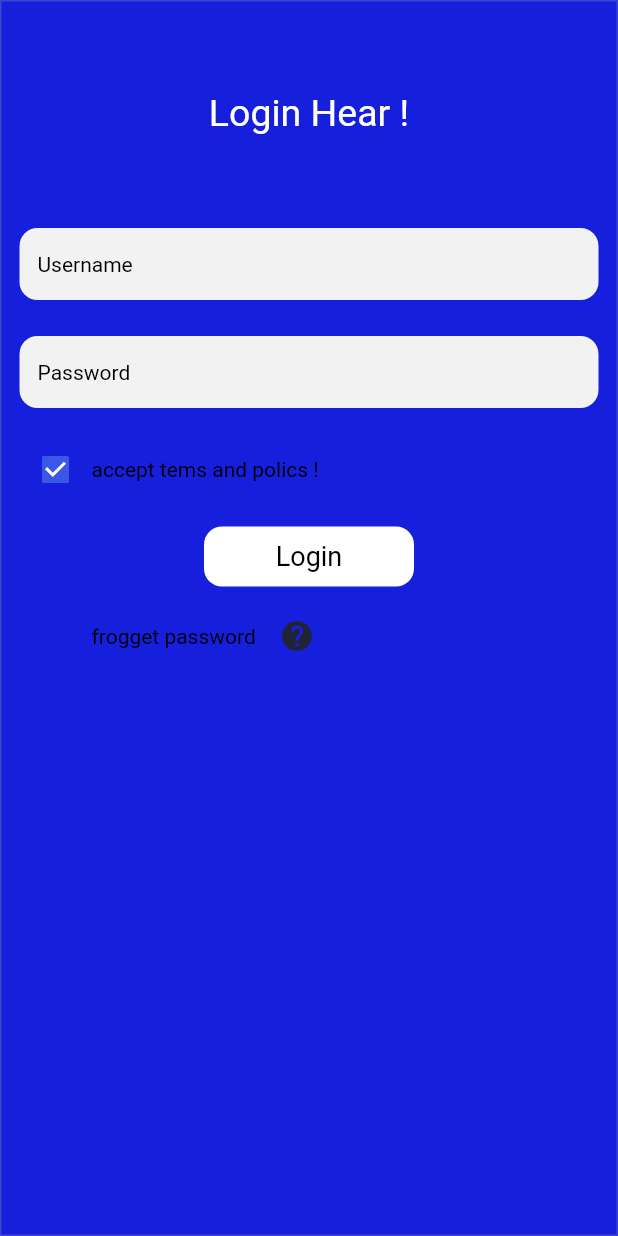
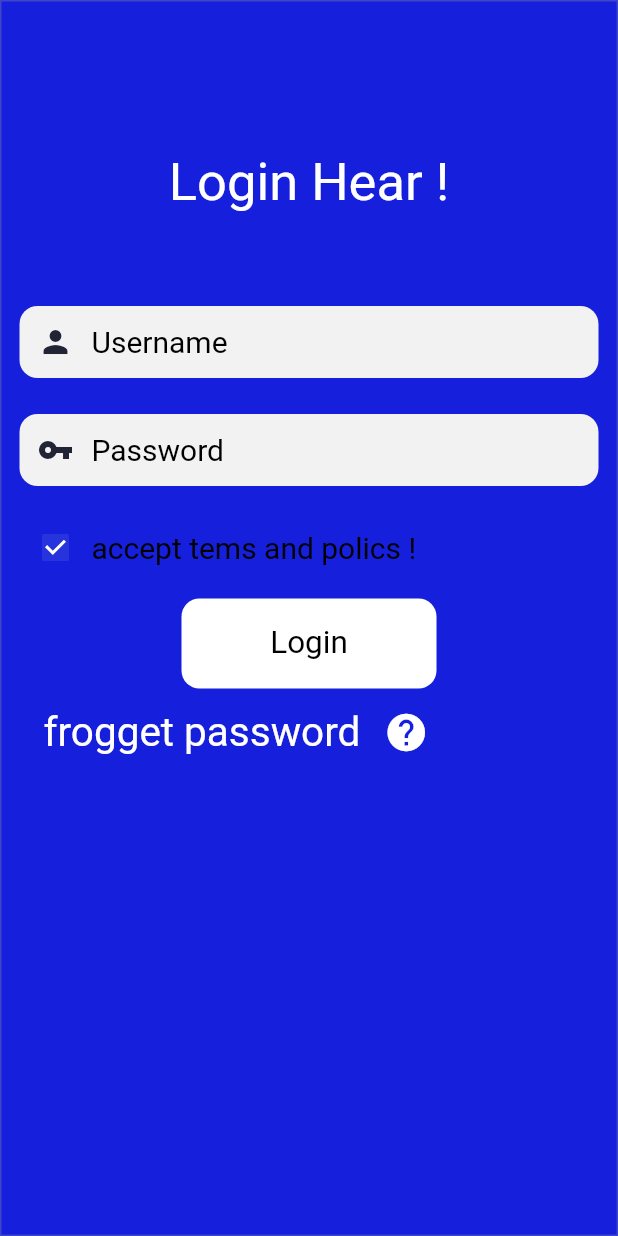
Before and after one commit to hkhy2145/try_flutt, a Flutter app: the screen it shows after launch, on a phone screen of 412 x 824 dp. Run offline on Flutter 3.47's test engine with Material 2 defaults, Android fonts, the phone set to English and light mode, and no system bars.

Commit message:
Update home.dart

```diff
--- a/lib/home.dart
+++ b/lib/home.dart
@@ -1,3 +1,4 @@
+///File download from FlutterViz- Drag and drop a tools. For more details visit https://flutterviz.io/
 
 import 'package:flutter/material.dart';
 
@@ -23,7 +24,7 @@ class hk extends StatelessWidget {
           mainAxisSize: MainAxisSize.max,
           children: [
             Padding(
-              padding: EdgeInsets.fromLTRB(0, 60, 0, 50),
+              padding: EdgeInsets.fromLTRB(0, 100, 0, 50),
               child: Align(
                 alignment: Alignment.center,
                 child: Text(
@@ -33,7 +34,7 @@ class hk extends StatelessWidget {
                   style: TextStyle(
                     fontWeight: FontWeight.w400,
                     fontStyle: FontStyle.normal,
-                    fontSize: 25,
+                    fontSize: 35,
                     color: Color(0xffffffff),
                   ),
                 ),
@@ -69,13 +70,15 @@ class hk extends StatelessWidget {
                   hintStyle: TextStyle(
                     fontWeight: FontWeight.w400,
                     fontStyle: FontStyle.normal,
-                    fontSize: 14,
+                    fontSize: 20,
                     color: Color(0xff000000),
                   ),
                   filled: true,
                   fillColor: Color(0xfff2f2f3),
                   isDense: false,
-                  contentPadding: EdgeInsets.fromLTRB(12, 8, 12, 8),
+                  contentPadding: EdgeInsets.fromLTRB(18, 8, 12, 8),
+                  prefixIcon:
+                      Icon(Icons.person, color: Color(0xff212435), size: 24),
                 ),
               ),
             ),
@@ -83,7 +86,7 @@ class hk extends StatelessWidget {
               padding: EdgeInsets.all(12),
               child: TextField(
                 controller: TextEditingController(),
-                obscureText: false,
+                obscureText: true,
                 textAlign: TextAlign.start,
                 maxLines: 1,
                 style: TextStyle(
@@ -109,13 +112,15 @@ class hk extends StatelessWidget {
                   hintStyle: TextStyle(
                     fontWeight: FontWeight.w400,
                     fontStyle: FontStyle.normal,
-                    fontSize: 14,
+                    fontSize: 20,
                     color: Color(0xff000000),
                   ),
                   filled: true,
                   fillColor: Color(0xfff2f2f3),
                   isDense: false,
-                  contentPadding: EdgeInsets.fromLTRB(12, 8, 12, 8),
+                  contentPadding: EdgeInsets.fromLTRB(18, 8, 12, 8),
+                  prefixIcon:
+                      Icon(Icons.vpn_key, color: Color(0xff212435), size: 24),
                 ),
               ),
             ),
@@ -128,7 +133,7 @@ class hk extends StatelessWidget {
                 children: [
                   Checkbox(
                     onChanged: (value) {},
-                    activeColor: Color(0xff3a57e8),
+                    activeColor: Color(0xff2733dc),
                     autofocus: false,
                     checkColor: Color(0xffffffff),
                     hoverColor: Color(0x42000000),
@@ -142,7 +147,7 @@ class hk extends StatelessWidget {
                     style: TextStyle(
                       fontWeight: FontWeight.w400,
                       fontStyle: FontStyle.normal,
-                      fontSize: 14,
+                      fontSize: 20,
                       color: Color(0xff000000),
                     ),
                   ),
@@ -162,20 +167,20 @@ class hk extends StatelessWidget {
                 child: Text(
                   "Login",
                   style: TextStyle(
-                    fontSize: 18,
+                    fontSize: 21,
                     fontWeight: FontWeight.w400,
                     fontStyle: FontStyle.normal,
                   ),
                 ),
                 textColor: Color(0xff000000),
-                height: 40,
-                minWidth: 140,
+                height: 60,
+                minWidth: 170,
               ),
             ),
             Align(
               alignment: Alignment(-0.0, 0.0),
               child: Padding(
-                padding: EdgeInsets.fromLTRB(60, 0, 0, 0),
+                padding: EdgeInsets.fromLTRB(28, 0, 0, 0),
                 child: Row(
                   mainAxisAlignment: MainAxisAlignment.start,
                   crossAxisAlignment: CrossAxisAlignment.center,
@@ -190,16 +195,16 @@ class hk extends StatelessWidget {
                         style: TextStyle(
                           fontWeight: FontWeight.w400,
                           fontStyle: FontStyle.normal,
-                          fontSize: 14,
-                          color: Color(0xff000000),
+                          fontSize: 27,
+                          color: Color(0xffffffff),
                         ),
                       ),
                     ),
                     IconButton(
                       icon: Icon(Icons.help),
                       onPressed: () {},
-                      color: Color(0xff212435),
-                      iconSize: 24,
+                      color: Color(0xffffffff),
+                      iconSize: 30,
                     ),
                   ],
                 ),
```
